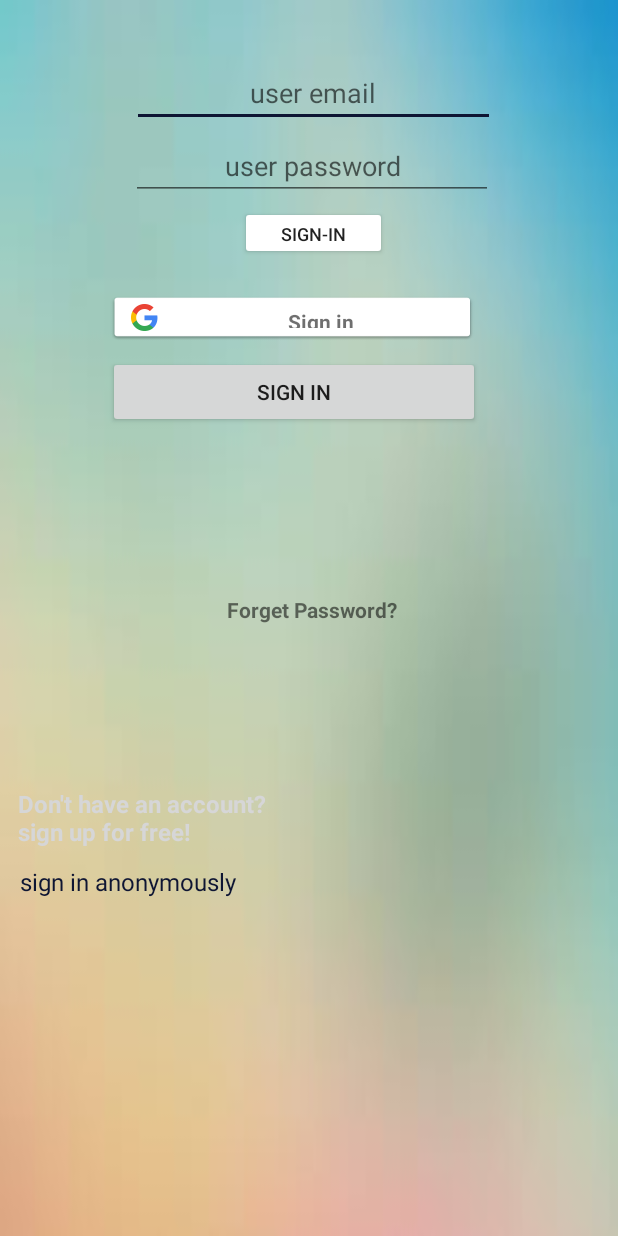
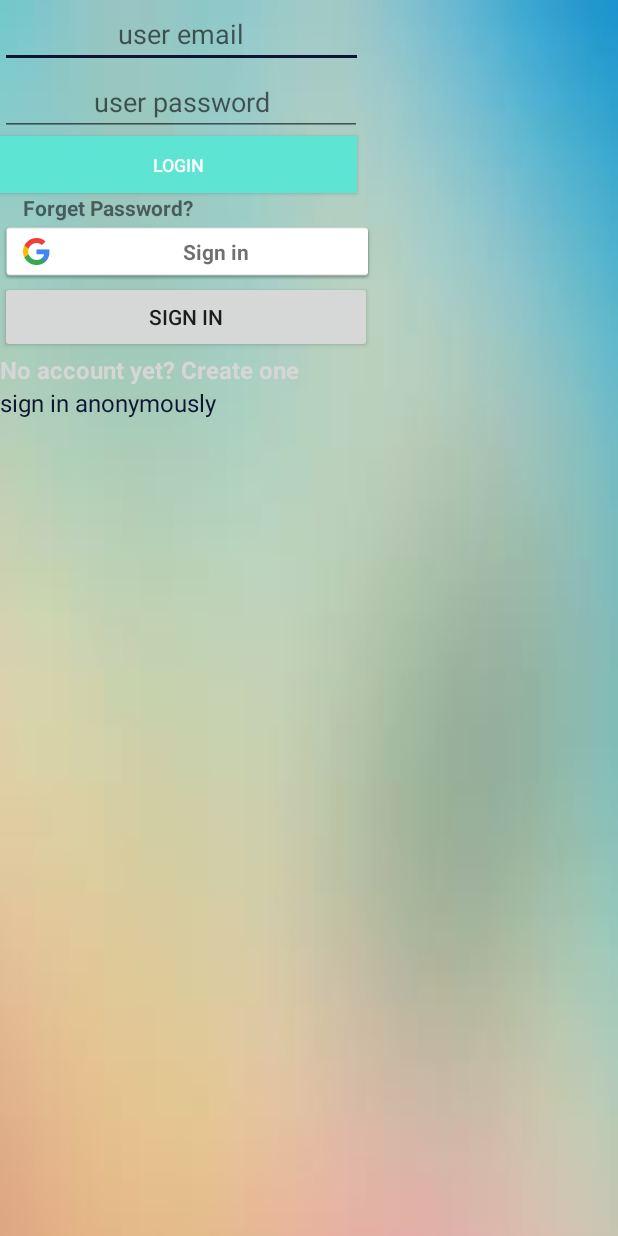
Before and after one commit to ulmerido/eCommerceApp-Mtazon, an Android app: the layout activity_main.xml on its own in the app's theme, with its tools: preview values and no code run, on a phone screen of 412 x 824 dp. Run offline under Robolectric (Android 15) with nearby library versions, the phone set to English and light mode, and no system bars; plain views replace LoginButton; Roboto replaces fonts that are not available here.

Commit message:
working main

```diff
--- a/app/src/main/res/layout/activity_main.xml
+++ b/app/src/main/res/layout/activity_main.xml
@@ -14,8 +14,7 @@
         android:layout_height="wrap_content"
         android:layout_alignParentStart="true"
         android:layout_alignParentTop="true"
-        android:layout_marginStart="88dp"
-        android:layout_marginTop="39dp"
+
         android:ems="10"
         android:hint="user email"
         android:inputType="textEmailAddress"
@@ -27,73 +26,60 @@
         android:layout_height="wrap_content"
         android:layout_below="@+id/etEmail"
         android:layout_alignParentStart="true"
-        android:layout_marginStart="87dp"
-        android:layout_marginTop="3dp"
+
         android:ems="10"
         android:hint="user password"
         android:inputType="textPassword"
         android:textAlignment="center" />
 
-    <com.google.android.gms.common.SignInButton
-        android:id="@+id/googleSignInButton"
-        android:layout_width="246dp"
-        android:layout_height="32dp"
-        android:layout_alignParentStart="true"
-        android:layout_alignParentTop="true"
-        android:layout_marginStart="72dp"
-        android:layout_marginTop="195dp"
-        android:textAlignment="center">
-    </com.google.android.gms.common.SignInButton>
 
 
     <com.facebook.login.widget.LoginButton
         android:id="@+id/login_button"
         android:layout_width="248dp"
         android:layout_height="wrap_content"
-        android:layout_alignTop="@+id/googleSignInButton"
-        android:layout_alignParentEnd="true"
+        android:layout_below="@+id/googleSignInButton"
         android:layout_gravity="center_horizontal"
-        android:layout_marginTop="42dp"
-        android:layout_marginEnd="92dp"
         android:text="Sign in"
         android:textAlignment="center"
         tools:text="Sign in" />
 
     <Button
         android:id="@+id/btn_SignIn"
-        android:layout_width="98dp"
-        android:layout_height="36dp"
-        android:layout_alignParentStart="true"
-        android:layout_alignParentTop="true"
-        android:layout_marginStart="160dp"
-        android:layout_marginTop="137dp"
+        android:layout_width="238dp"
+        android:layout_height="38dp"
+        android:layout_below="@+id/et_UserPassword"
+        android:background="@color/colorPrimaryDark"
+        android:backgroundTint="@color/colorPrimary"
         android:backgroundTintMode="screen"
-        android:text="Sign-In"
+        android:text="Login"
+        android:textColor="@color/cardview_light_background"
         android:textSize="12sp" />
 
     <TextView
         android:id="@+id/tvForgetPass"
         android:layout_width="144dp"
         android:layout_height="wrap_content"
-        android:layout_alignParentStart="true"
-        android:layout_alignParentBottom="true"
-        android:layout_marginStart="136dp"
-        android:layout_marginBottom="408dp"
-        android:layout_alignBottom="@+id/btn_SignIn"
+        android:layout_below="@+id/btn_SignIn"
         android:text="Forget Password?"
         android:textAlignment="center"
         android:textSize="14sp"
         android:textStyle="bold" />
 
+    <com.google.android.gms.common.SignInButton
+        android:id="@+id/googleSignInButton"
+        android:layout_width="250dp"
+        android:layout_height="39dp"
+        android:layout_below="@+id/tvForgetPass"
+        android:textAlignment="center"></com.google.android.gms.common.SignInButton>
+
+
     <TextView
         android:id="@+id/tvSignUp"
-        android:layout_width="175dp"
-        android:layout_height="49dp"
-        android:layout_alignParentStart="true"
-        android:layout_alignParentBottom="true"
-        android:layout_marginStart="12dp"
-        android:layout_marginBottom="250dp"
-        android:text="Don't have an account? sign up for free!"
+        android:layout_width="219dp"
+        android:layout_height="wrap_content"
+        android:layout_below="@+id/login_button"
+        android:text="No account yet? Create one"
         android:textColor="@color/com_facebook_button_background_color_pressed"
         android:textSize="16sp"
         android:textStyle="bold" />
@@ -102,10 +88,7 @@
         android:id="@+id/tvAnonymous"
         android:layout_width="218dp"
         android:layout_height="wrap_content"
-        android:layout_alignTop="@+id/tvSignUp"
-        android:layout_alignParentStart="true"
-        android:layout_marginStart="13dp"
-        android:layout_marginTop="52dp"
+        android:layout_below="@+id/tvSignUp"
         android:text="sign in anonymously"
         android:textAlignment="textStart"
         android:textColor="@color/colorAccent"
--- a/app/src/main/res/values/colors.xml
+++ b/app/src/main/res/values/colors.xml
@@ -1,6 +1,6 @@
 <?xml version="1.0" encoding="utf-8"?>
 <resources>
-    <color name="colorPrimary">#008577</color>
-    <color name="colorPrimaryDark">#00574B</color>
+    <color name="colorPrimary">#2d423f</color>
+    <color name="colorPrimaryDark">#3bdac5</color>
     <color name="colorAccent">#0e1533</color>
 </resources>
```
